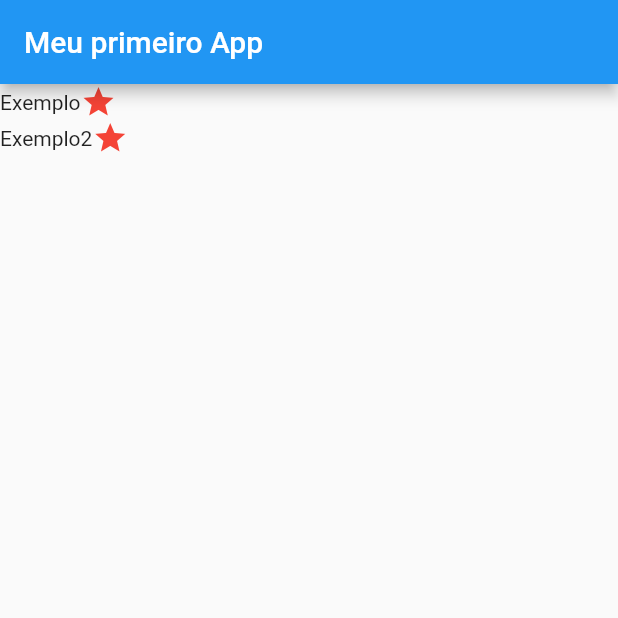
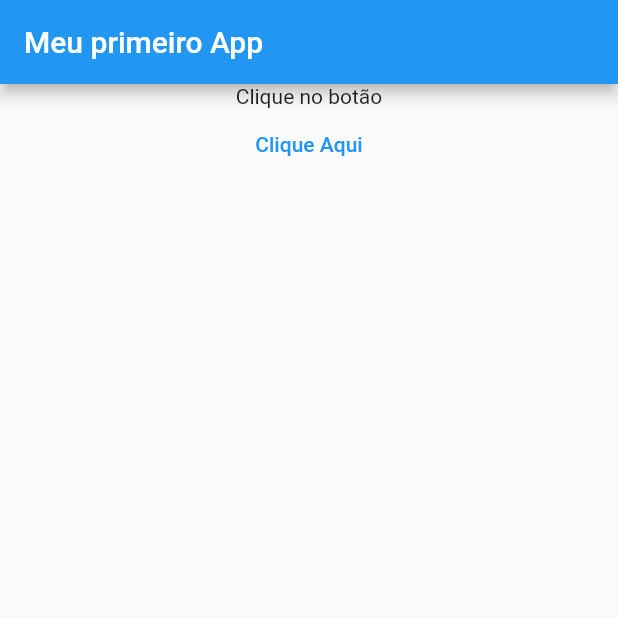
Before and after one commit to paulinhovs/Estudos-Flutter, a Flutter app: the screen it shows after launch, on a phone screen of 412 x 824 dp, the top half of it. Run offline on Flutter 3.47's test engine with Material 2 defaults, Android fonts, the phone set to English and light mode, and no system bars.

Commit message:
Entendendo sobre botões

```diff
--- a/lib/main.dart
+++ b/lib/main.dart
@@ -11,6 +11,10 @@ void main() {
 class MyApp extends StatelessWidget {
   const MyApp({Key? key}) : super(key: key);
 
+  botaoAction() {
+    print("Clicou no botão...");
+  }
+
   @override
   Widget build(BuildContext context) {
     return MaterialApp(
@@ -18,27 +22,18 @@ class MyApp extends StatelessWidget {
         appBar: AppBar(
           title: Text('Meu primeiro App'),
         ),
-            body: Column(
-              children: [
-                Row(
-                  children: [
-                    Text('Exemplo'),
-                    Icon(
-                      Icons.star,
-                      color: Colors.red,
-                    )
+        body: Center(
+          child: Column(
+            children: <Widget>[
+              Text('Clique no botão'),
+              TextButton(
+                child: Text('Clique Aqui'),
+                onPressed: botaoAction,
+              ),
             ],
           ),
-                Row(
-                  children: [
-                    Text('Exemplo2'),
-                    Icon(
-                      Icons.star,
-                      color: Colors.red,
-                    )
-                  ],
-                )
-              ],
-            )));
+        ),
+      ),
+    );
   }
 }
```
Lines whose indentation alone changed are shown as unchanged.
